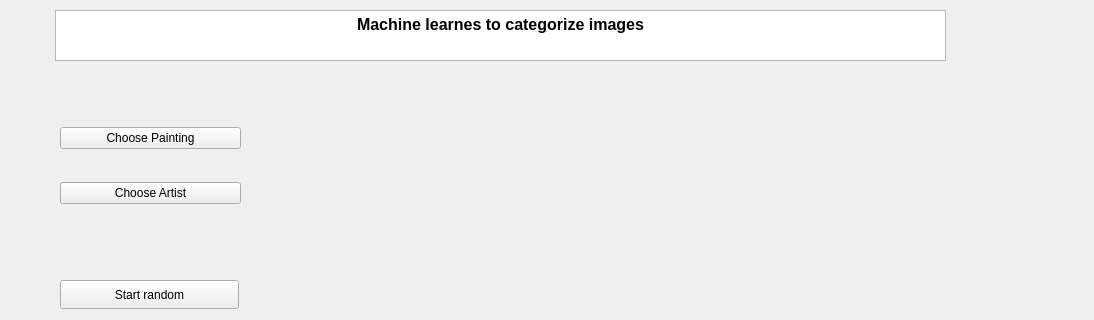
This is erste_GUI/window22.ui in Atomhaster/WBS_GroupProject as Qt 5 draws it before an edit; both pictures show x 0 to 1094 and y 0 to 320 of the 1094 by 745 pixel window. The edited form follows.
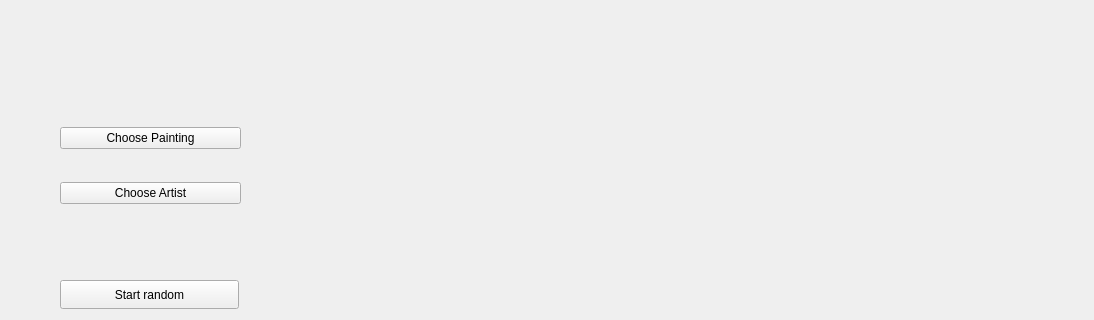
This is the edited form. Icons and pictures are not drawn.

Commit message: design update aw 2305

The edit to the form file:
```diff
--- a/erste_GUI/window22.ui
+++ b/erste_GUI/window22.ui
@@ -14,26 +14,6 @@
    <string>MainWindow</string>
   </property>
   <widget class="QWidget" name="centralwidget">
-   <widget class="QTextBrowser" name="title">
-    <property name="geometry">
-     <rect>
-      <x>55</x>
-      <y>10</y>
-      <width>891</width>
-      <height>51</height>
-     </rect>
-    </property>
-    <property name="html">
-     <string>&lt;!DOCTYPE HTML PUBLIC &quot;-//W3C//DTD HTML 4.0//EN&quot; &quot;http://www.w3.org/TR/REC-html40/strict.dtd&quot;&gt;
-&lt;html&gt;&lt;head&gt;&lt;meta name=&quot;qrichtext&quot; content=&quot;1&quot; /&gt;&lt;meta charset=&quot;utf-8&quot; /&gt;&lt;style type=&quot;text/css&quot;&gt;
-p, li { white-space: pre-wrap; }
-hr { height: 1px; border-width: 0; }
-li.unchecked::marker { content: &quot;\2610&quot;; }
-li.checked::marker { content: &quot;\2612&quot;; }
-&lt;/style&gt;&lt;/head&gt;&lt;body style=&quot; font-family:'Segoe UI'; font-size:9pt; font-weight:400; font-style:normal;&quot;&gt;
-&lt;p align=&quot;center&quot; style=&quot; margin-top:0px; margin-bottom:0px; margin-left:0px; margin-right:0px; -qt-block-indent:0; text-indent:0px;&quot;&gt;&lt;span style=&quot; font-size:12pt; font-weight:700;&quot;&gt;Machine learnes to categorize images&lt;/span&gt;&lt;/p&gt;&lt;/body&gt;&lt;/html&gt;</string>
-    </property>
-   </widget>
    <widget class="QWidget" name="verticalLayoutWidget">
     <property name="geometry">
      <rect>
@@ -79,9 +59,9 @@
    <widget class="QWidget" name="horizontalLayoutWidget">
     <property name="geometry">
      <rect>
-      <x>280</x>
+      <x>290</x>
       <y>70</y>
-      <width>711</width>
+      <width>701</width>
       <height>202</height>
      </rect>
     </property>
```
Left out of the diff: 2 changed lines with no effect on the pictures. The commit also changes 2 other files.
